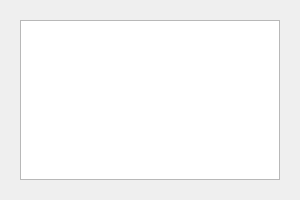
Before: the Qt Designer form src/gui/bot_counters_window/BotCountersWindow.ui in R3conS/Sadidauto-Dofus-Retro-Bot, drawn with Qt 5.
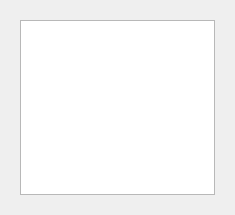
After: the same form once the commit is applied. Custom widgets are drawn as their Qt base class.

Commit message: Display total fights and monster kill counters in bot counters log window

Patch:
```diff
--- a/src/gui/bot_counters_window/BotCountersWindow.ui
+++ b/src/gui/bot_counters_window/BotCountersWindow.ui
@@ -6,8 +6,8 @@
    <rect>
     <x>0</x>
     <y>0</y>
-    <width>300</width>
-    <height>200</height>
+    <width>235</width>
+    <height>215</height>
    </rect>
   </property>
   <property name="windowTitle">
```
The commit also changes 4 other files.
